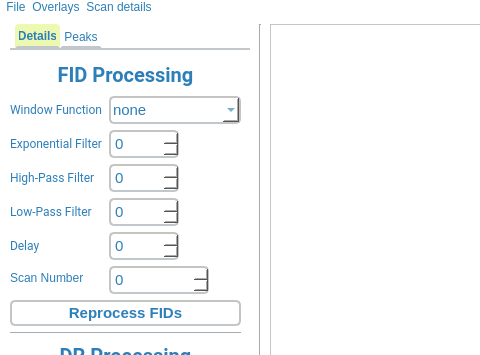
laserkelvin/FTSpecViewer, file Qt/BatchViewer.ui: the form before one commit; both pictures show x 0 to 480 and y 0 to 355 of the 1083 by 700 pixel window.
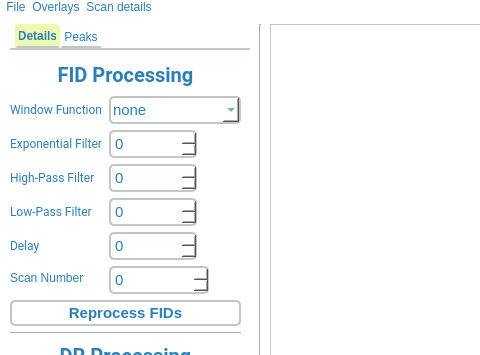
The form after the commit. Icons and pictures are not drawn. Custom widgets are drawn as their Qt base class.

What changed in the file:
```diff
--- a/Qt/BatchViewer.ui
+++ b/Qt/BatchViewer.ui
@@ -312,7 +312,7 @@
           <widget class="QSpinBox" name="spinBoxExpFilter">
            <property name="minimumSize">
             <size>
-             <width>50</width>
+             <width>88</width>
              <height>0</height>
             </size>
            </property>
@@ -355,7 +355,7 @@
           <widget class="QSpinBox" name="spinBoxHighPass">
            <property name="minimumSize">
             <size>
-             <width>50</width>
+             <width>88</width>
              <height>0</height>
             </size>
            </property>
@@ -369,7 +369,7 @@
             <string>Apply a high-pass filter (microseconds)</string>
            </property>
            <property name="maximum">
-            <number>1000</number>
+            <number>190</number>
            </property>
           </widget>
          </item>
@@ -389,7 +389,7 @@
           <widget class="QSpinBox" name="spinBoxDelay">
            <property name="minimumSize">
             <size>
-             <width>50</width>
+             <width>88</width>
              <height>0</height>
             </size>
            </property>
@@ -449,7 +449,7 @@
           <widget class="QSpinBox" name="spinBoxLowPass">
            <property name="minimumSize">
             <size>
-             <width>50</width>
+             <width>88</width>
              <height>0</height>
             </size>
            </property>
@@ -463,7 +463,7 @@
             <string>Apply a high-pass filter (microseconds)</string>
            </property>
            <property name="maximum">
-            <number>1000</number>
+            <number>190</number>
            </property>
           </widget>
          </item>
```
Left out of the diff: 2 changed lines with no effect on the pictures.
